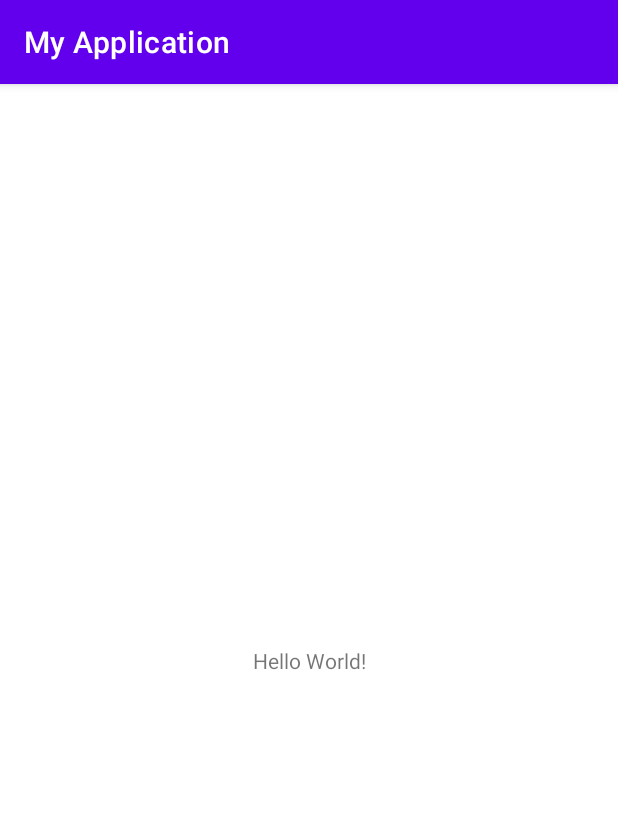
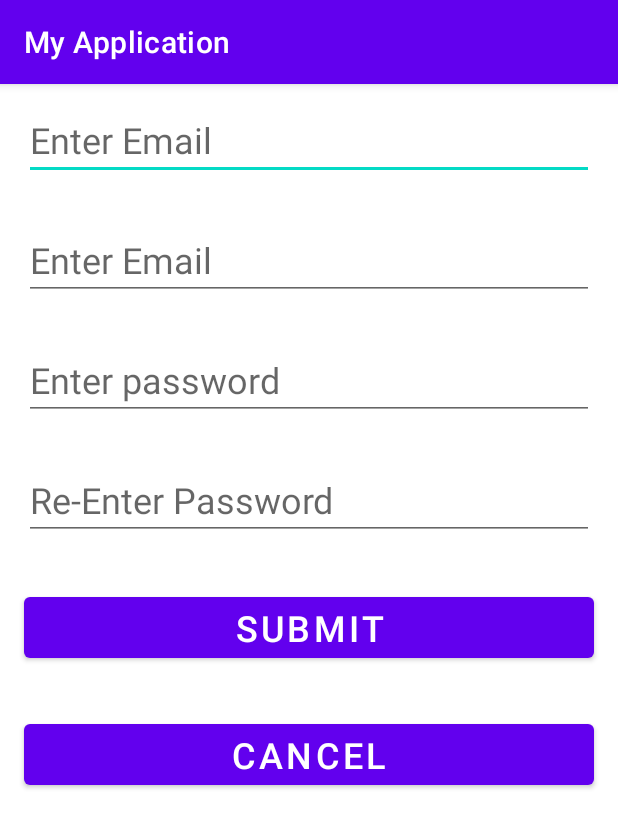
Before and after one commit to IT21250088/MADTutorial04, an Android app: the screen it shows after launch (MainActivity), on a phone screen of 412 x 824 dp. Shown: the top 828 px of the screen. Run offline under Robolectric (Android 15) with nearby library versions, the phone set to English and light mode, and no system bars.

Commit message:
Design the Login form

```diff
--- a/app/src/main/res/layout/activity_main.xml
+++ b/app/src/main/res/layout/activity_main.xml
@@ -1,18 +1,84 @@
 <?xml version="1.0" encoding="utf-8"?>
-<androidx.constraintlayout.widget.ConstraintLayout xmlns:android="http://schemas.android.com/apk/res/android"
+<LinearLayout xmlns:android="http://schemas.android.com/apk/res/android"
     xmlns:app="http://schemas.android.com/apk/res-auto"
     xmlns:tools="http://schemas.android.com/tools"
     android:layout_width="match_parent"
     android:layout_height="match_parent"
+    android:orientation="vertical"
     tools:context=".MainActivity">
 
-    <TextView
-        android:layout_width="wrap_content"
+    <EditText
+        android:id="@+id/edtName"
+        android:layout_width="match_parent"
+        android:layout_height="48dp"
+        android:layout_marginLeft="16dp"
+        android:layout_marginTop="16dp"
+        android:layout_marginRight="16dp"
+        android:layout_marginBottom="16dp"
+        android:ems="10"
+        android:hint="Enter Email"
+        android:inputType="textPersonName"
+        android:textColor="#000000"
+        android:textSize="24sp" />
+
+    <EditText
+        android:id="@+id/edtEmail"
+        android:layout_width="match_parent"
+        android:layout_height="48dp"
+        android:layout_marginLeft="16dp"
+        android:layout_marginTop="16dp"
+        android:layout_marginRight="16dp"
+        android:layout_marginBottom="16dp"
+        android:ems="10"
+        android:hint="Enter Email"
+        android:inputType="textEmailAddress"
+        android:textSize="24sp" />
+
+    <EditText
+        android:id="@+id/edtPassword"
+        android:layout_width="match_parent"
+        android:layout_height="48dp"
+        android:layout_marginLeft="16dp"
+        android:layout_marginTop="16dp"
+        android:layout_marginRight="16dp"
+        android:layout_marginBottom="16dp"
+        android:ems="10"
+        android:hint="Enter password"
+        android:inputType="textPassword"
+        android:textSize="24sp" />
+
+    <EditText
+        android:id="@+id/edtReTypePassword"
+        android:layout_width="match_parent"
+        android:layout_height="48dp"
+        android:layout_marginLeft="16dp"
+        android:layout_marginTop="16dp"
+        android:layout_marginRight="16dp"
+        android:layout_marginBottom="16dp"
+        android:ems="10"
+        android:hint="Re-Enter Password"
+        android:inputType="textPassword"
+        android:textSize="24sp" />
+
+    <Button
+        android:id="@+id/btnSubmit"
+        android:layout_width="match_parent"
         android:layout_height="wrap_content"
-        android:text="Hello World!"
-        app:layout_constraintBottom_toBottomOf="parent"
-        app:layout_constraintEnd_toEndOf="parent"
-        app:layout_constraintStart_toStartOf="parent"
-        app:layout_constraintTop_toTopOf="parent" />
+        android:layout_marginLeft="16dp"
+        android:layout_marginTop="16dp"
+        android:layout_marginRight="16dp"
+        android:layout_marginBottom="16dp"
+        android:text="Submit"
+        android:textSize="24sp" />
 
-</androidx.constraintlayout.widget.ConstraintLayout>
+    <Button
+        android:id="@+id/btnCancel"
+        android:layout_width="match_parent"
+        android:layout_height="wrap_content"
+        android:layout_marginLeft="16dp"
+        android:layout_marginTop="16dp"
+        android:layout_marginRight="16dp"
+        android:layout_marginBottom="16dp"
+        android:text="Cancel"
+        android:textSize="24sp" />
+</LinearLayout>
```
